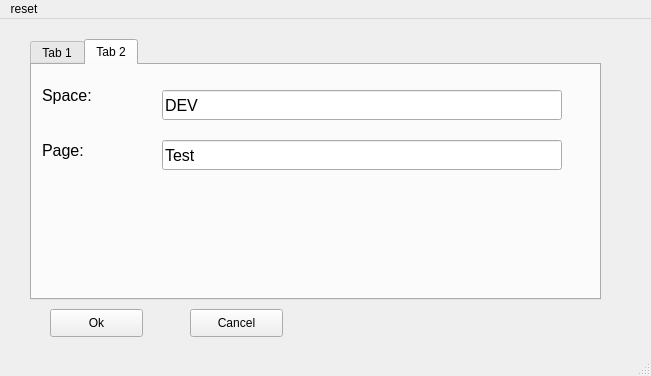
Qt form pylabnet/gui/pyqt/gui_templates/Confluence_info_window.ui (lukingroup/pylabnet) before a commit.
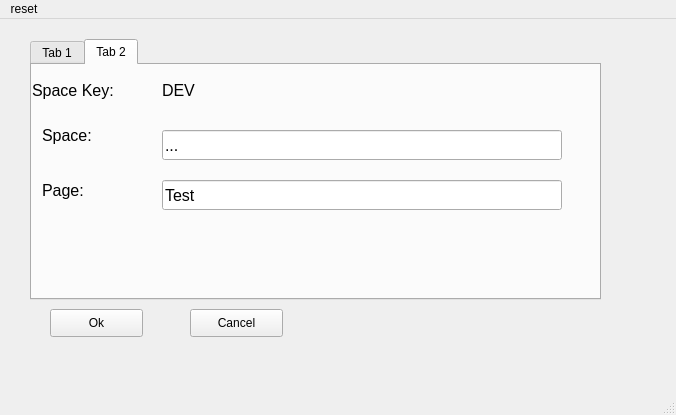
The same form after that commit. The open tabs and pages were chosen to show the change.

Patch:
```diff
--- a/pylabnet/gui/pyqt/gui_templates/Confluence_info_window.ui
+++ b/pylabnet/gui/pyqt/gui_templates/Confluence_info_window.ui
@@ -6,8 +6,8 @@
    <rect>
     <x>0</x>
     <y>0</y>
-    <width>651</width>
-    <height>376</height>
+    <width>676</width>
+    <height>415</height>
    </rect>
   </property>
   <property name="windowTitle">
@@ -111,7 +111,7 @@
       <property name="geometry">
        <rect>
         <x>10</x>
-        <y>15</y>
+        <y>55</y>
         <width>111</width>
         <height>31</height>
        </rect>
@@ -129,7 +129,7 @@
       <property name="geometry">
        <rect>
         <x>130</x>
-        <y>25</y>
+        <y>65</y>
         <width>400</width>
         <height>30</height>
        </rect>
@@ -140,14 +140,14 @@
        </font>
       </property>
       <property name="text">
-       <string>DEV</string>
+       <string>...</string>
       </property>
      </widget>
      <widget class="QLabel" name="label_2">
       <property name="geometry">
        <rect>
         <x>10</x>
-        <y>70</y>
+        <y>110</y>
         <width>101</width>
         <height>30</height>
        </rect>
@@ -165,7 +165,7 @@
       <property name="geometry">
        <rect>
         <x>130</x>
-        <y>75</y>
+        <y>115</y>
         <width>400</width>
         <height>30</height>
        </rect>
@@ -179,6 +179,42 @@
        <string>Test</string>
       </property>
      </widget>
+     <widget class="QLabel" name="space_key_field">
+      <property name="geometry">
+       <rect>
+        <x>130</x>
+        <y>10</y>
+        <width>281</width>
+        <height>31</height>
+       </rect>
+      </property>
+      <property name="font">
+       <font>
+        <pointsize>12</pointsize>
+       </font>
+      </property>
+      <property name="text">
+       <string>DEV</string>
+      </property>
+     </widget>
+     <widget class="QLabel" name="label_5">
+      <property name="geometry">
+       <rect>
+        <x>0</x>
+        <y>10</y>
+        <width>101</width>
+        <height>31</height>
+       </rect>
+      </property>
+      <property name="font">
+       <font>
+        <pointsize>12</pointsize>
+       </font>
+      </property>
+      <property name="text">
+       <string>Space Key: </string>
+      </property>
+     </widget>
     </widget>
    </widget>
    <widget class="QPushButton" name="cancel_button">
@@ -213,7 +249,7 @@
     <rect>
      <x>0</x>
      <y>0</y>
-     <width>651</width>
+     <width>676</width>
      <height>26</height>
     </rect>
    </property>
```
Left out of the diff: 4 changed lines with no effect on the pictures.
